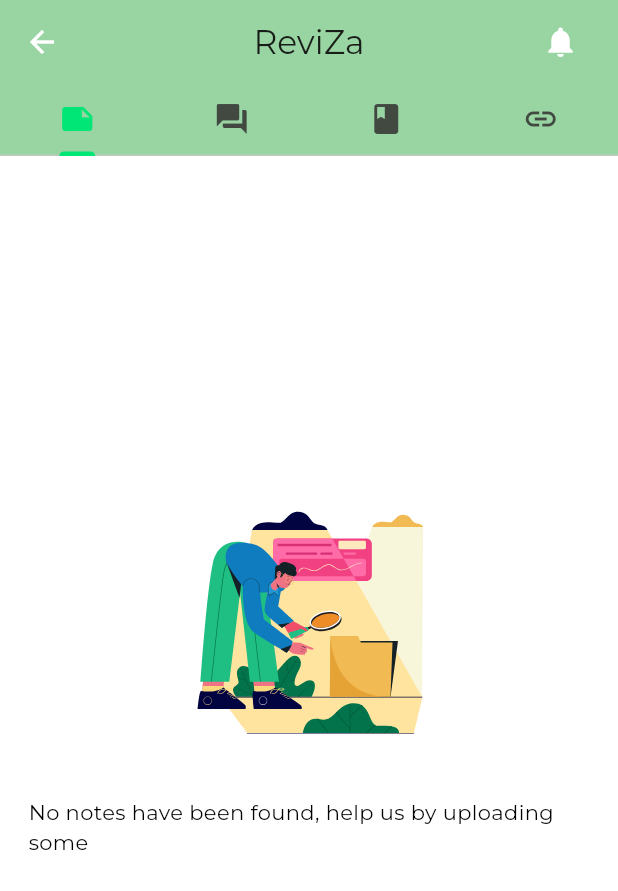
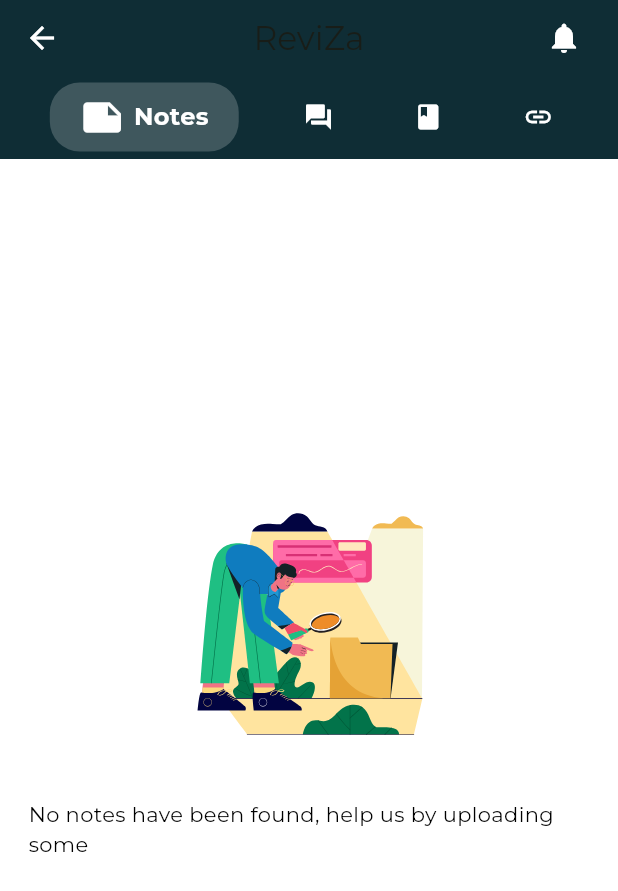
Before and after one commit to KanyantaM/reviza, a Flutter app: the ViewMaterialsView screen opened directly with empty values, on a phone screen of 412 x 824 dp. Shown: the top 891 px of the screen. Run offline on Flutter 3.47's test engine with Material 3 defaults, Android fonts, the light colour scheme and no system bars; drawn by our look-alikes of lottie; our stand-ins replace animate_do, banner_carousel, bloc, cloud_firestore, dio, dotted_border and 20 more; missing offline and left inert: flow_builder, flutter_highlighter, flutter_math_fork, flutter_pdfview; accounts and stored records are empty.

```diff
--- a/flutter_app/lib/features/user_screen.dart
+++ b/flutter_app/lib/features/user_screen.dart
@@ -86,8 +86,8 @@
   Widget build(BuildContext context) {
     return Scaffold(
       appBar: AppBar(
-        backgroundColor: Theme.of(context).colorScheme.inversePrimary,
         title: const Text('User Screen'),
+        centerTitle: true,
       ),
       body: Padding(
         padding: const EdgeInsets.all(16.0),
--- a/flutter_app/lib/features/view_subjects/view/view_material_view.dart
+++ b/flutter_app/lib/features/view_subjects/view/view_material_view.dart
@@ -56,7 +56,18 @@
     }
     _tabController = TabController(length: 4, vsync: this);
     _deleteMode = false;
+    _tabController.addListener(() {
+      setState(() {});
+    });
+    // Listen for swipe gestures and update animationValue
+    _tabController.animation!.addListener(() {
+      setState(() {
+        _animationValue = _tabController.animation!.value;
+      });
+    });
   }
+
+  double _animationValue = 0.0;
 
   @override
   void dispose() {
@@ -344,40 +355,82 @@
     return AppBar(
       automaticallyImplyLeading: true,
       centerTitle: true,
-      backgroundColor: Theme.of(context).colorScheme.inversePrimary,
       title: const Text('Downloads'),
     );
   }
 
+  /// Custom AppBar with Smooth Animated Tabs
   AppBar cloudAppBar(BuildContext context) {
     return AppBar(
       centerTitle: true,
-      backgroundColor: Theme.of(context).colorScheme.inversePrimary,
       title: const Text('ReviZa'),
-      bottom: TabBar(controller: _tabController, tabs: const [
-        Tab(
-          child: Icon(Icons.note),
+      bottom: PreferredSize(
+        preferredSize: Size.fromHeight(50),
+        child: Padding(
+          padding: EdgeInsets.symmetric(vertical: 5),
+          child: Row(
+            mainAxisAlignment: MainAxisAlignment.spaceEvenly,
+            children: List.generate(4, (index) {
+              return _buildTab(index, _icons[index], _labels[index]);
+            }),
+          ),
         ),
-        Tab(
-          icon: Icon(Icons.question_answer),
-        ),
-        Tab(
-          child: Icon(Icons.book),
-        ),
-        Tab(
-          icon: Icon(Icons.link),
-        ),
-      ]),
+      ),
       actions: [
         IconButton(
-            onPressed: () {
-              commingSoon(context);
-            },
-            icon: const Icon(Icons.notifications)),
-        SizedBox(
-          width: 12.h,
-        )
+          onPressed: () {
+            commingSoon(context);
+          },
+          icon: const Icon(Icons.notifications),
+        ),
+        SizedBox(width: 12),
       ],
     );
   }
+
+  /// Custom Tab with Smooth Resizing
+  Widget _buildTab(int index, IconData icon, String label) {
+    double selectedFactor =
+        (1 - (_animationValue - index).abs()).clamp(0.0, 1.0);
+
+    return GestureDetector(
+      onTap: () => _tabController.animateTo(index),
+      child: AnimatedContainer(
+        duration: Duration(milliseconds: 200),
+        padding: EdgeInsets.symmetric(
+            horizontal: 10 + (10 * selectedFactor), vertical: 8),
+        decoration: BoxDecoration(
+          color: Colors.white.withValues(alpha: selectedFactor * 0.2),
+          borderRadius: BorderRadius.circular(20),
+        ),
+        child: Row(
+          mainAxisSize: MainAxisSize.min,
+          children: [
+            Icon(icon, size: 20 + (10 * selectedFactor), color: Colors.white),
+            if (selectedFactor > 0.5) ...[
+              SizedBox(width: 6),
+              Text(label,
+                  style: TextStyle(
+                      fontSize: 12 + (4 * selectedFactor),
+                      color: Colors.white,
+                      fontWeight: FontWeight.bold)),
+            ],
+          ],
+        ),
+      ),
+    );
+  }
+
+  final List<IconData> _icons = [
+    Icons.note,
+    Icons.question_answer,
+    Icons.book,
+    Icons.link,
+  ];
+  final List<String> _labels = [
+    "Notes",
+    "Papers",
+    "Books",
+    "Links",
+  ];
 }
--- a/flutter_app/lib/ui/home_screen/app_home.dart
+++ b/flutter_app/lib/ui/home_screen/app_home.dart
@@ -61,7 +61,7 @@
             icon: const Icon(Icons.bookmark)),
         automaticallyImplyLeading: false,
         centerTitle: true,
-        backgroundColor: Theme.of(context).colorScheme.inversePrimary,
+        // backgroundColor: Theme.of(context).colorScheme.inversePrimary,
         title: const Text('ReviZa'),
         actions: [
           IconButton(
--- a/flutter_app/lib/ui/theme.dart
+++ b/flutter_app/lib/ui/theme.dart
@@ -12,6 +12,11 @@
       appBarTheme: const AppBarTheme(
         color: Color(0xFF0F2D35),
         iconTheme: IconThemeData(color: Colors.white),
+      ),
+      bottomNavigationBarTheme: BottomNavigationBarThemeData(
+        backgroundColor: Color(0xFF0F2D35),
+        selectedItemColor: Color(0xFF00E676),
+        unselectedItemColor: Colors.white70,
       ),
       colorScheme: ColorScheme.fromSeed(
         seedColor: Color(0xFF00E676), // Vibrant green from the logo
@@ -50,6 +55,11 @@
         color: Color(0xFF0A1E26),
         iconTheme: IconThemeData(color: Colors.white),
       ),
+      bottomNavigationBarTheme: BottomNavigationBarThemeData(
+        backgroundColor: Color(0xFF0A1E26),
+        selectedItemColor: Color(0xFF00E676),
+        unselectedItemColor: Colors.white70,
+      ),
       colorScheme: ColorScheme.fromSeed(
         brightness: Brightness.dark,
         seedColor: Color(0xFF00E676),
```
